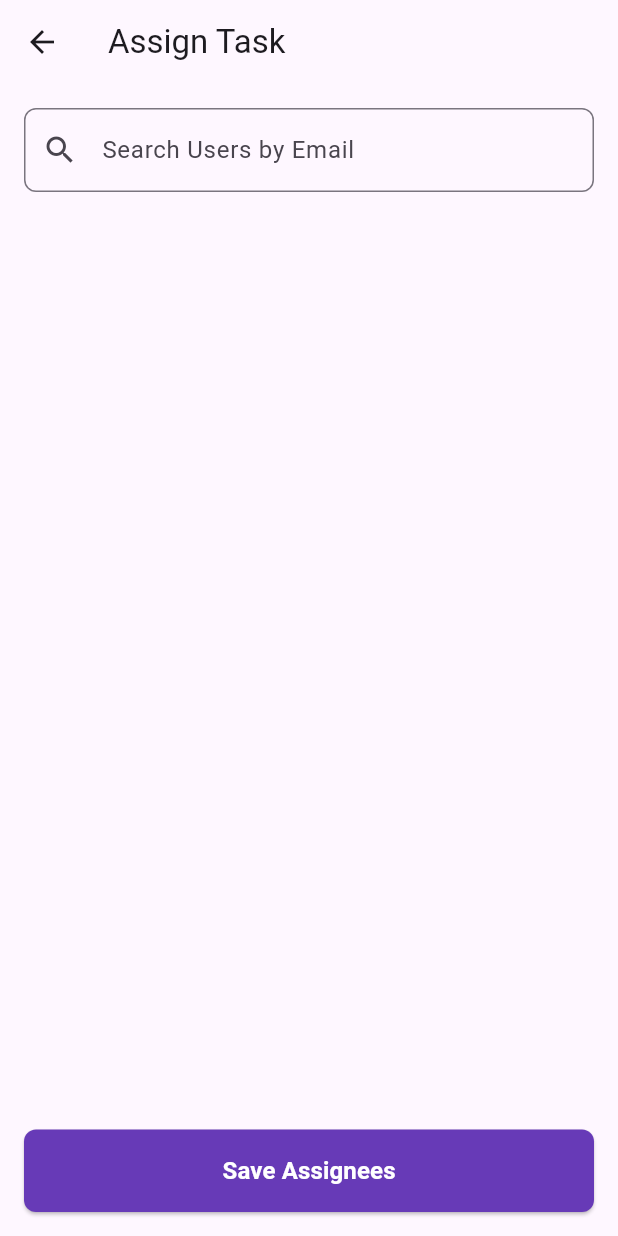
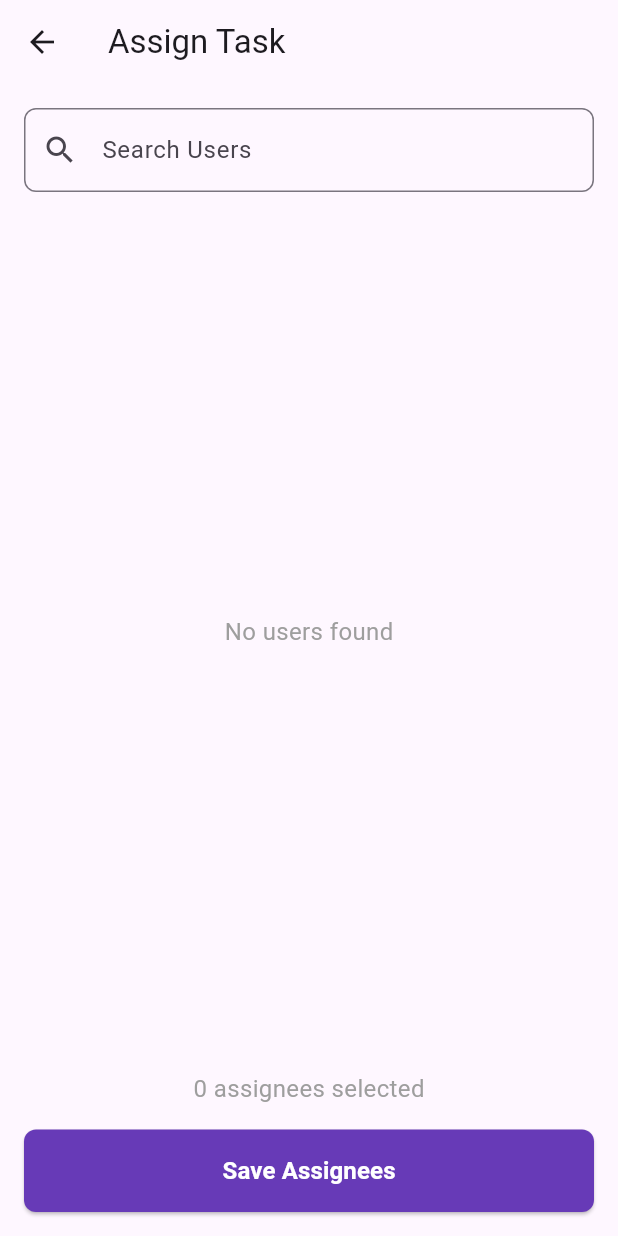
Before and after one commit to mugabiBenjamin/task_manager, a Flutter app: the TaskAssignmentScreen screen opened directly with empty values, on a phone screen of 412 x 824 dp. Run offline on Flutter 3.47's test engine with Material 3 defaults, Android fonts, the phone set to English and light mode, and no system bars; our stand-ins replace cloud_firestore, firebase_auth, firebase_core, google_sign_in; accounts and stored records are empty.

Commit message:
Refactor TaskAssignmentScreen to improve user loading and search functionality, integrating loading states and error handling

```diff
--- a/lib/screens/tasks/task_assignment_screen.dart
+++ b/lib/screens/tasks/task_assignment_screen.dart
@@ -5,7 +5,7 @@ import '../../models/user_model.dart';
 import '../../providers/task_provider.dart';
 import '../../services/user_service.dart';
 import '../../widgets/common/custom_button.dart';
-import '../../widgets/common/custom_text_field.dart';
+import '../../widgets/common/loading_widget.dart';
 
 class TaskAssignmentScreen extends StatefulWidget {
   final String taskId;
@@ -22,37 +22,34 @@ class TaskAssignmentScreen extends StatefulWidget {
 }
 
 class _TaskAssignmentScreenState extends State<TaskAssignmentScreen> {
-  final _searchController = TextEditingController();
-  List<UserModel> _users = [];
   List<String> _selectedAssignees = [];
-  bool _isLoading = false;
+  List<UserModel> _availableUsers = [];
+  bool _isLoading = true;
   String? _errorMessage;
   final UserService _userService = UserService();
+  final TextEditingController _searchController = TextEditingController();
 
   @override
   void initState() {
     super.initState();
     _selectedAssignees = List.from(widget.currentAssignees);
-    _searchController.addListener(() {
-      _searchUsers(_searchController.text);
-    });
-    _loadInitialUsers();
+    _loadUsers();
+    _searchController.addListener(_onSearchChanged);
   }
 
   @override
   void dispose() {
+    _searchController.removeListener(_onSearchChanged);
     _searchController.dispose();
     super.dispose();
   }
 
-  Future<void> _loadInitialUsers() async {
+  Future<void> _loadUsers() async {
+    try {
+      // Initially load all users; adjust to fetch specific users if needed
+      final users = await _userService.searchUsers('');
       setState(() {
-      _isLoading = true;
-    });
-    try {
-      final users = await _userService.getUsersByIds(widget.currentAssignees);
-      setState(() {
-        _users = users;
+        _availableUsers = users;
         _isLoading = false;
       });
     } catch (e) {
@@ -63,18 +60,24 @@ class _TaskAssignmentScreenState extends State<TaskAssignmentScreen> {
     }
   }
 
+  void _onSearchChanged() {
+    final query = _searchController.text.trim();
+    if (query.isNotEmpty) {
+      _searchUsers(query);
+    } else {
+      _loadUsers();
+    }
+  }
+
   Future<void> _searchUsers(String query) async {
-    if (query.isEmpty) {
-      _loadInitialUsers();
-      return;
-    }
     setState(() {
       _isLoading = true;
+      _errorMessage = null;
     });
     try {
       final users = await _userService.searchUsers(query);
       setState(() {
-        _users = users;
+        _availableUsers = users;
         _isLoading = false;
       });
     } catch (e) {
@@ -89,58 +92,65 @@ class _TaskAssignmentScreenState extends State<TaskAssignmentScreen> {
   Widget build(BuildContext context) {
     return Scaffold(
       appBar: AppBar(title: const Text('Assign Task')),
-      body: Padding(
+      body: Column(
+        children: [
+          Padding(
             padding: const EdgeInsets.all(AppConstants.defaultPadding),
-        child: Column(
-          crossAxisAlignment: CrossAxisAlignment.start,
-          children: [
-            CustomTextField(
+            child: TextField(
               controller: _searchController,
-              labelText: 'Search Users by Email',
-              prefixIcon: Icons.search,
+              decoration: InputDecoration(
+                labelText: 'Search Users',
+                prefixIcon: const Icon(Icons.search),
+                border: OutlineInputBorder(
+                  borderRadius: BorderRadius.circular(
+                    AppConstants.borderRadius,
                   ),
-            const SizedBox(height: AppConstants.defaultPadding),
-            if (_isLoading)
-              const Center(child: CircularProgressIndicator())
-            else if (_errorMessage != null)
-              Text(
+                ),
+              ),
+            ),
+          ),
+          Expanded(
+            child: _isLoading
+                ? const Center(child: LoadingWidget())
+                : _errorMessage != null
+                ? Center(
+                    child: Text(
                       _errorMessage!,
                       style: const TextStyle(color: AppConstants.errorColor),
                       textAlign: TextAlign.center,
+                    ),
                   )
-            else
-              Expanded(
-                child: ListView.builder(
-                  itemCount: _users.length,
-                  itemBuilder: (context, index) {
-                    final user = _users[index];
-                    final isSelected = _selectedAssignees.contains(user.id);
-                    return ListTile(
-                      leading: CircleAvatar(
+                : _availableUsers.isEmpty
+                ? Center(
                     child: Text(
-                          user.displayName.isNotEmpty
-                              ? user.displayName[0].toUpperCase()
-                              : '?',
+                      'No users found',
+                      style: AppConstants.bodyStyle.copyWith(
+                        color: AppConstants.textSecondaryColor,
                       ),
                     ),
-                      title: Text(
-                        user.displayName.isNotEmpty
-                            ? user.displayName
-                            : 'Unknown',
+                  )
+                : ListView.builder(
+                    padding: const EdgeInsets.all(AppConstants.defaultPadding),
+                    itemCount: _availableUsers.length,
+                    itemBuilder: (context, index) {
+                      final user = _availableUsers[index];
+                      final isSelected = _selectedAssignees.contains(user.id);
+                      return CheckboxListTile(
+                        title: Text(user.displayName),
+                        subtitle: Text(
+                          user.email,
+                          style: AppConstants.bodyStyle.copyWith(
+                            color: AppConstants.textSecondaryColor,
+                            fontSize: 12,
                           ),
-                      subtitle: Text(user.email),
-                      trailing: Icon(
-                        isSelected ? Icons.check_circle : Icons.circle_outlined,
-                        color: isSelected
-                            ? AppConstants.primaryColor
-                            : AppConstants.textSecondaryColor,
                         ),
-                      onTap: () {
+                        value: isSelected,
+                        onChanged: (bool? value) {
                           setState(() {
-                          if (isSelected) {
+                            if (value == true) {
+                              _selectedAssignees.add(user.id);
+                            } else {
                               _selectedAssignees.remove(user.id);
-                          } else {
-                            _selectedAssignees.add(user.id);
                             }
                           });
                         },
@@ -148,10 +158,12 @@ class _TaskAssignmentScreenState extends State<TaskAssignmentScreen> {
                     },
                   ),
           ),
-            const SizedBox(height: AppConstants.defaultPadding),
-            if (_selectedAssignees.isNotEmpty)
+          Padding(
+            padding: const EdgeInsets.all(AppConstants.defaultPadding),
+            child: Column(
+              children: [
                 Text(
-                '${_selectedAssignees.length} assignee${_selectedAssignees.length > 1 ? 's' : ''} selected',
+                  '${_selectedAssignees.length} assignee${_selectedAssignees.length != 1 ? 's' : ''} selected',
                   style: AppConstants.bodyStyle.copyWith(
                     color: AppConstants.textSecondaryColor,
                   ),
@@ -160,7 +172,9 @@ class _TaskAssignmentScreenState extends State<TaskAssignmentScreen> {
                 Consumer<TaskProvider>(
                   builder: (context, taskProvider, child) {
                     return CustomButton(
-                  text: taskProvider.isLoading ? 'Saving...' : 'Save Assignees',
+                      text: taskProvider.isLoading
+                          ? 'Saving...'
+                          : 'Save Assignees',
                       onPressed: taskProvider.isLoading ? null : _saveAssignees,
                     );
                   },
@@ -179,6 +193,8 @@ class _TaskAssignmentScreenState extends State<TaskAssignmentScreen> {
               ],
             ),
           ),
+        ],
+      ),
     );
   }
 
@@ -189,7 +205,7 @@ class _TaskAssignmentScreenState extends State<TaskAssignmentScreen> {
       _selectedAssignees,
     );
     if (success && mounted) {
-      Navigator.pop(context);
+      Navigator.pop(context, _selectedAssignees);
       ScaffoldMessenger.of(context).showSnackBar(
         const SnackBar(content: Text(AppConstants.successMessage)),
       );
```
Lines whose indentation alone changed are shown as unchanged.
